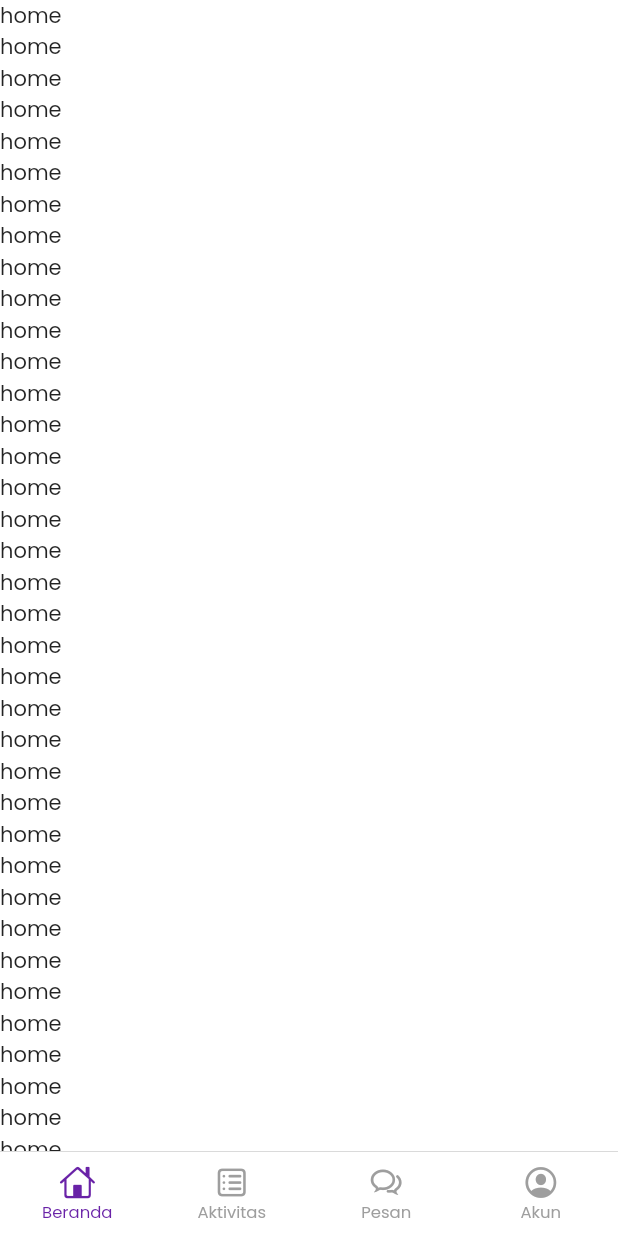
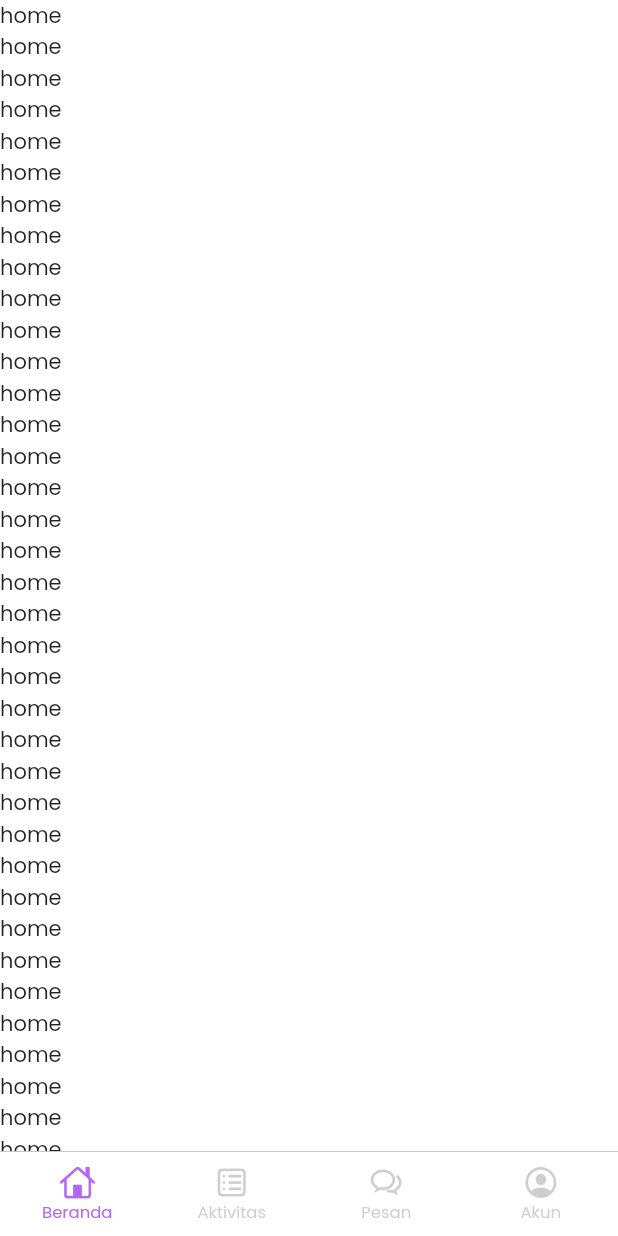
Before and after one commit to nalfian/My-Base-Project-Flutter, a Flutter app: the HomeNavigation screen opened by its route, on a phone screen of 412 x 824 dp. Run offline on Flutter 3.47's test engine with Material 2 defaults, Android fonts, the phone set to English and light mode, and no system bars; our stand-ins replace auto_size_text, flutter_screenutil, google_fonts, shared_preferences, shimmer; accounts and stored records are empty.

Commit message:
dark theme

```diff
--- a/lib/config/color_config.dart
+++ b/lib/config/color_config.dart
@@ -5,7 +5,5 @@ import 'package:flutter/material.dart';
 class ColorConfig {
   static const darkPrimary = Color(0xFF21222D);
   static const lightPrimary = Colors.white;
-  static const accentLightPrimary = Color(0xFF6922A7);
-
-  static const accentBgLightPrimary = Color(0xFFB267F5);
+  static const accent = Color(0xFFB267F5);
 }
--- a/lib/screen/activity/activity_screen.dart
+++ b/lib/screen/activity/activity_screen.dart
@@ -35,9 +35,7 @@ class _ActivityScreenState extends State<ActivityScreen> {
                         style: TextStyle(
                             fontSize: 12.sp,
                             fontWeight: FontWeight.bold,
-                            color: theme.getThemeState() == ThemeState.dark
-                                ? ColorConfig.lightPrimary
-                                : ColorConfig.accentLightPrimary),
+                            color: ColorConfig.accent),
                       ),
                     )),
                 body: body(context, theme))));
@@ -59,7 +57,7 @@ class _ActivityScreenState extends State<ActivityScreen> {
                 width: 40.sp,
                 margin: EdgeInsets.only(right: 16.sp),
                 decoration: BoxDecoration(
-                  color: ColorConfig.accentBgLightPrimary,
+                  color: ColorConfig.accent,
                   shape: BoxShape.circle,
                 ),
               ),
--- a/lib/screen/history/history_screen.dart
+++ b/lib/screen/history/history_screen.dart
@@ -48,7 +48,7 @@ class _HistoryScreenState extends State<HistoryScreen> {
                 width: 40.sp,
                 margin: EdgeInsets.only(right: 16.sp),
                 decoration: BoxDecoration(
-                  color: ColorConfig.accentBgLightPrimary,
+                  color: ColorConfig.accent,
                   shape: BoxShape.circle,
                 ),
               ),
--- a/lib/screen/home_navigation.dart
+++ b/lib/screen/home_navigation.dart
@@ -54,11 +54,9 @@ class _HomeNavigationState extends State<HomeNavigation> with SingleTickerProvid
   Widget build(BuildContext context) {
     return SafeArea(
         child: Consumer<ThemeManager>(
-            builder: (context, theme, child) =>
-                Scaffold(
-                    bottomNavigationBar: SizeTransition(
-                        sizeFactor: animationController, axisAlignment: -1, child: menuBottom(theme)),
-                    body: body(context, theme))));
+            builder: (context, theme, child) => Scaffold(
+                bottomNavigationBar: SizeTransition(sizeFactor: animationController, axisAlignment: -1, child: menuBottom(theme)),
+                body: body(context, theme))));
   }
 
   Widget body(BuildContext context, ThemeManager theme) {
@@ -76,13 +74,13 @@ class _HomeNavigationState extends State<HomeNavigation> with SingleTickerProvid
 
   Widget menuBottom(ThemeManager theme) {
     return Container(
-      decoration: BoxDecoration(border: Border(top: BorderSide(color: Colors.grey.withOpacity(0.3), width: 1))),
+      decoration: BoxDecoration(border: Border(top: BorderSide(color: Colors.grey.withOpacity(0.5), width: 1))),
       child: BottomNavigationBar(
           selectedFontSize: 10.sp,
           unselectedFontSize: 10.sp,
           backgroundColor: theme.getThemeState() == ThemeState.dark ? ColorConfig.darkPrimary : ColorConfig.lightPrimary,
-          unselectedItemColor: Colors.grey,
-          selectedItemColor: theme.getThemeState() == ThemeState.dark ? ColorConfig.darkPrimary : ColorConfig.accentLightPrimary,
+          unselectedItemColor: Colors.grey.withOpacity(0.5),
+          selectedItemColor: ColorConfig.accent,
           type: BottomNavigationBarType.fixed,
           currentIndex: _selectedIndex,
           //New
--- a/lib/screen/splash_screen/splash_screen.dart
+++ b/lib/screen/splash_screen/splash_screen.dart
@@ -31,7 +31,7 @@ class _SplashScreenState extends State<SplashScreen> {
         },
         child: Center(
           child: Shimmer.fromColors(
-            baseColor: theme.getThemeState() == ThemeState.dark ? Colors.white : ColorConfig.accentLightPrimary,
+            baseColor: ColorConfig.accent,
             highlightColor: theme.getThemeState() == ThemeState.dark ? ColorConfig.darkPrimary : ColorConfig.lightPrimary,
             child: Text(
               'Base Project',
```
Also changed, not shown: lib/config/theme_manager.dart (+4 -4 lines).
